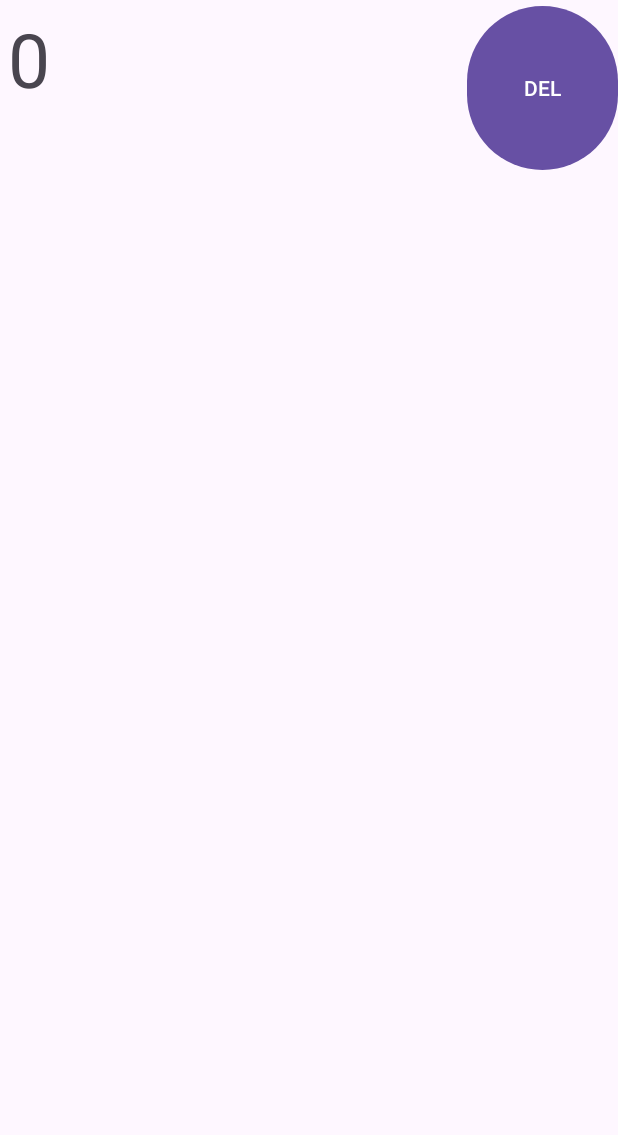
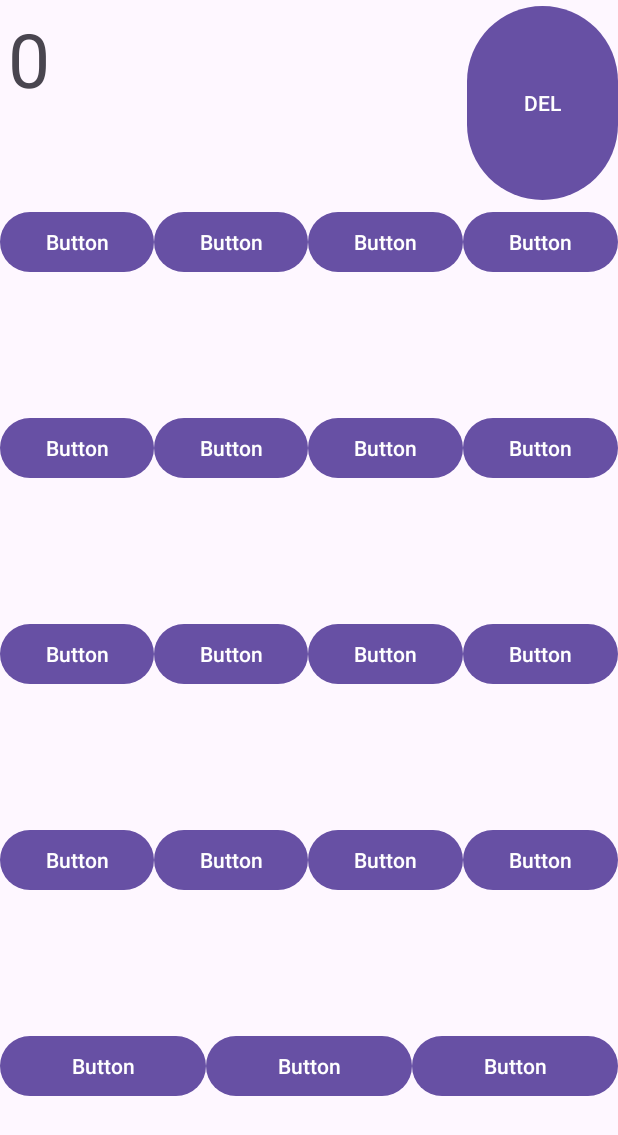
Before and after one commit to acascoc098/Calculadora, an Android app: the screen it shows after launch (MainActivity), on a phone screen of 412 x 824 dp. Shown: the top 1135 px of the screen. Run offline under Robolectric (Android 15) with nearby library versions, the phone set to English and light mode, and no system bars.

Commit message:
Creción de botones.

```diff
--- a/app/src/main/res/layout/activity_main.xml
+++ b/app/src/main/res/layout/activity_main.xml
@@ -41,28 +41,173 @@
             android:id="@+id/botones"
             android:layout_width="match_parent"
             android:layout_height="0dp"
-            android:layout_weight="6"
+            android:layout_weight="5"
             android:orientation="vertical">
 
             <LinearLayout
                 android:layout_width="match_parent"
-                android:layout_height="match_parent"></LinearLayout>
+                android:layout_height="0dp"
+                android:layout_weight="1"
+                android:orientation="horizontal">
+
+                <Button
+                    android:id="@+id/buttonac"
+                    android:layout_width="0dp"
+                    android:layout_height="wrap_content"
+                    android:layout_weight="1"
+                    android:text="Button" />
+
+                <Button
+                    android:id="@+id/buttonmasmenos"
+                    android:layout_width="0dp"
+                    android:layout_height="wrap_content"
+                    android:layout_weight="1"
+                    android:text="Button" />
+
+                <Button
+                    android:id="@+id/buttonporc"
+                    android:layout_width="0dp"
+                    android:layout_height="wrap_content"
+                    android:layout_weight="1"
+                    android:text="Button" />
+
+                <Button
+                    android:id="@+id/buttondividir"
+                    android:layout_width="0dp"
+                    android:layout_height="wrap_content"
+                    android:layout_weight="1"
+                    android:text="Button" />
+
+            </LinearLayout>
 
             <LinearLayout
                 android:layout_width="match_parent"
-                android:layout_height="match_parent"></LinearLayout>
+                android:layout_height="0dp"
+                android:layout_weight="1"
+                android:orientation="horizontal">
+                <Button
+                    android:id="@+id/button7"
+                    android:layout_width="0dp"
+                    android:layout_height="wrap_content"
+                    android:layout_weight="1"
+                    android:text="Button" />
+
+                <Button
+                    android:id="@+id/button8"
+                    android:layout_width="0dp"
+                    android:layout_height="wrap_content"
+                    android:layout_weight="1"
+                    android:text="Button" />
+
+                <Button
+                    android:id="@+id/button9"
+                    android:layout_width="0dp"
+                    android:layout_height="wrap_content"
+                    android:layout_weight="1"
+                    android:text="Button" />
+
+                <Button
+                    android:id="@+id/buttonproducto"
+                    android:layout_width="0dp"
+                    android:layout_height="wrap_content"
+                    android:layout_weight="1"
+                    android:text="Button" />
+            </LinearLayout>
 
             <LinearLayout
                 android:layout_width="match_parent"
-                android:layout_height="match_parent"></LinearLayout>
+                android:layout_height="0dp"
+                android:layout_weight="1"
+                android:orientation="horizontal">
+                <Button
+                    android:id="@+id/button4"
+                    android:layout_width="0dp"
+                    android:layout_height="wrap_content"
+                    android:layout_weight="1"
+                    android:text="Button" />
+
+                <Button
+                    android:id="@+id/button5"
+                    android:layout_width="0dp"
+                    android:layout_height="wrap_content"
+                    android:layout_weight="1"
+                    android:text="Button" />
+
+                <Button
+                    android:id="@+id/button6"
+                    android:layout_width="0dp"
+                    android:layout_height="wrap_content"
+                    android:layout_weight="1"
+                    android:text="Button" />
+
+                <Button
+                    android:id="@+id/buttonresta"
+                    android:layout_width="0dp"
+                    android:layout_height="wrap_content"
+                    android:layout_weight="1"
+                    android:text="Button" />
+            </LinearLayout>
 
             <LinearLayout
                 android:layout_width="match_parent"
-                android:layout_height="match_parent"></LinearLayout>
+                android:layout_height="0dp"
+                android:layout_weight="1"
+                android:orientation="horizontal">
+                <Button
+                    android:id="@+id/button3"
+                    android:layout_width="0dp"
+                    android:layout_height="wrap_content"
+                    android:layout_weight="1"
+                    android:text="Button" />
+
+                <Button
+                    android:id="@+id/button2"
+                    android:layout_width="0dp"
+                    android:layout_height="wrap_content"
+                    android:layout_weight="1"
+                    android:text="Button" />
+
+                <Button
+                    android:id="@+id/button1"
+                    android:layout_width="0dp"
+                    android:layout_height="wrap_content"
+                    android:layout_weight="1"
+                    android:text="Button" />
+
+                <Button
+                    android:id="@+id/buttonsuma"
+                    android:layout_width="0dp"
+                    android:layout_height="wrap_content"
+                    android:layout_weight="1"
+                    android:text="Button" />
+            </LinearLayout>
 
             <LinearLayout
                 android:layout_width="match_parent"
-                android:layout_height="match_parent"></LinearLayout>
+                android:layout_height="0dp"
+                android:layout_weight="1"
+                android:orientation="horizontal">
+                <Button
+                    android:id="@+id/button0"
+                    android:layout_width="0dp"
+                    android:layout_height="wrap_content"
+                    android:layout_weight="1"
+                    android:text="Button" />
+
+                <Button
+                    android:id="@+id/buttoncoma"
+                    android:layout_width="0dp"
+                    android:layout_height="wrap_content"
+                    android:layout_weight="1"
+                    android:text="Button" />
+
+                <Button
+                    android:id="@+id/buttonigual"
+                    android:layout_width="0dp"
+                    android:layout_height="wrap_content"
+                    android:layout_weight="1"
+                    android:text="Button" />
+            </LinearLayout>
 
         </LinearLayout>
 
```
